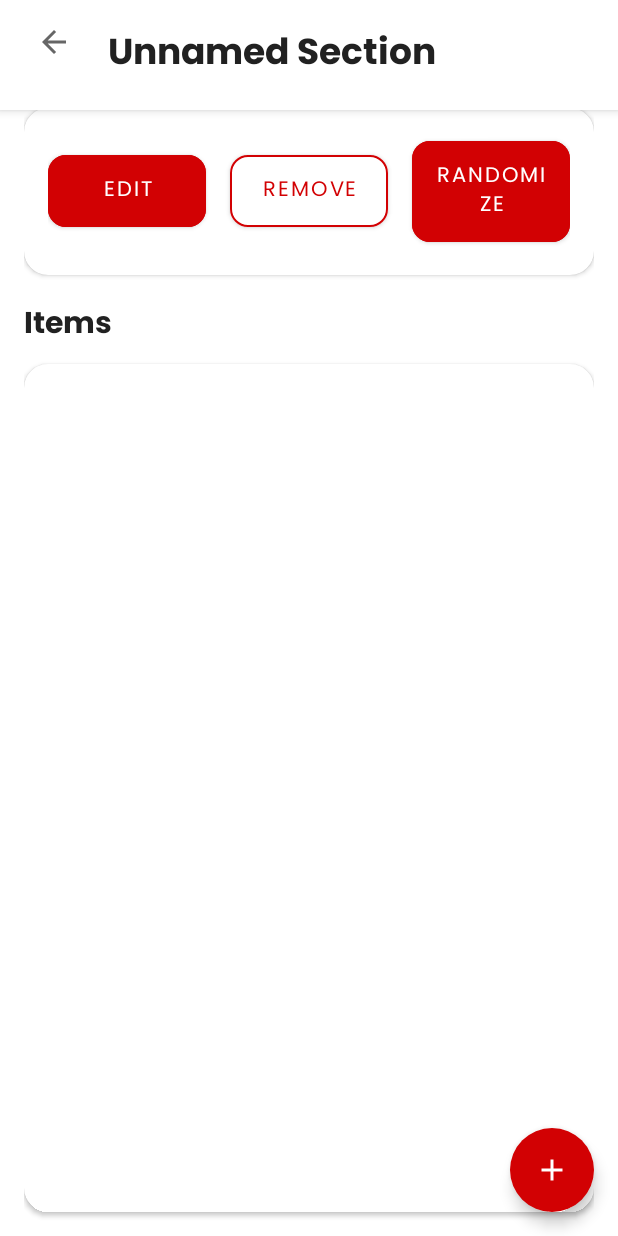
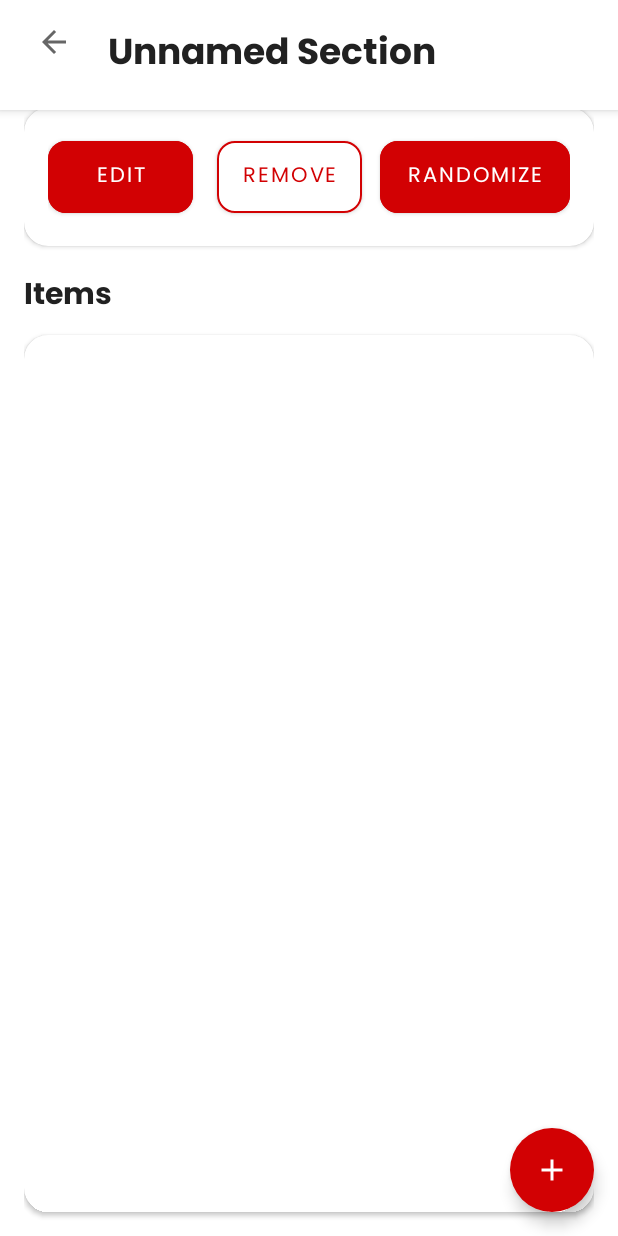
Before and after one commit to SundenJaeger/IChooseYou, an Android app: the SectionDetailActivity screen opened directly, with no data from a screen before it, on a phone screen of 412 x 824 dp. Run offline under Robolectric (Android 15) with nearby library versions, the phone set to English and light mode, and no system bars.

Commit message:
Fixed "Randomized" button text not properly aligned

```diff
--- a/app/src/main/res/layout/activity_section_detail.xml
+++ b/app/src/main/res/layout/activity_section_detail.xml
@@ -92,9 +92,9 @@
                     android:id="@+id/randomize_button"
                     android:layout_width="0dp"
                     android:layout_height="wrap_content"
-                    android:layout_weight="1"
+                    android:layout_weight="1.3"
                     android:text="Randomize"
-                    android:layout_marginStart="8dp"
+                    android:layout_marginStart="4dp"
                     android:paddingVertical="12dp"
                     android:textColor="#FFFFFF"
                     android:fontFamily="@font/poppins_regular"
```
